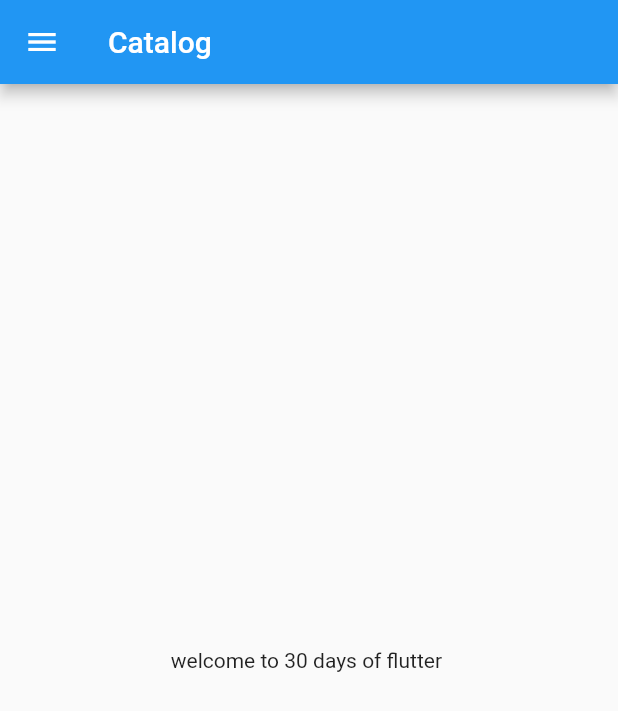
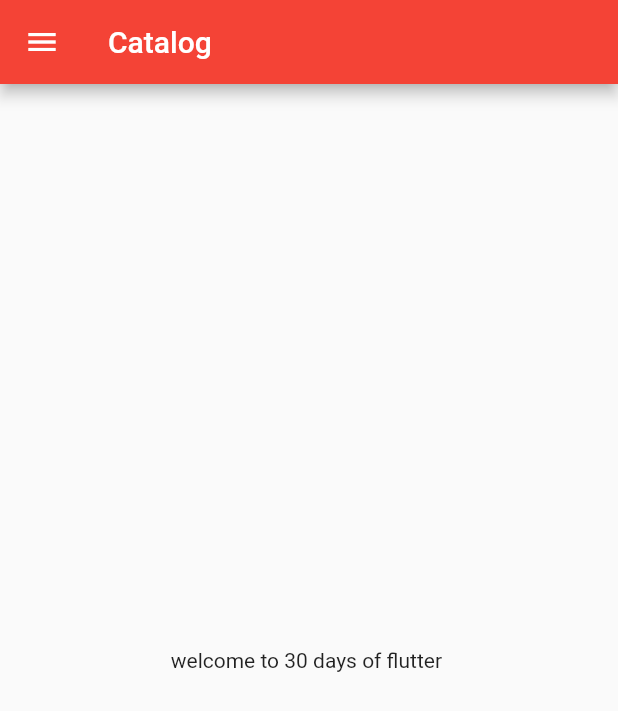
Before and after one commit to aalinajhaa/catalog_project, a Flutter app: the screen it shows after launch, on a phone screen of 412 x 824 dp. Shown: the top 711 px of the screen. Run offline on Flutter 3.47's test engine with Material 2 defaults, Android fonts, the phone set to English and light mode, and no system bars.

Commit message:
day3 completed

```diff
--- a/lib/main.dart
+++ b/lib/main.dart
@@ -1,5 +1,6 @@
 import 'package:flutter/material.dart';
-import 'home_page.dart';
+import 'package:flutter_catalog/pages/login_page.dart';
+import 'pages/home_page.dart';
 
 void main(){
   runApp(MyApp());
@@ -10,10 +11,19 @@ class MyApp extends StatelessWidget {
 
   @override
   Widget build(BuildContext context) {
+    return MaterialApp(
 
-
-    return MaterialApp(
-      home: HomePage()
+      themeMode: ThemeMode.light,
+      theme: ThemeData(primarySwatch: Colors.red),
+      darkTheme: ThemeData(
+        brightness: Brightness.dark,
+      ),
+      initialRoute: "/home",
+      routes: {
+        "/": (context)  => new LoginPage(),
+        "/home": (context ) => HomePage(),
+        "/login": (context) => LoginPage(),
+      },
     );
   }
 }
```
Also changed, not shown: lib/pages/login_page.dart (added, +21 -0 lines), lib/pages/home_page.dart (renamed from lib/home_page.dart).
